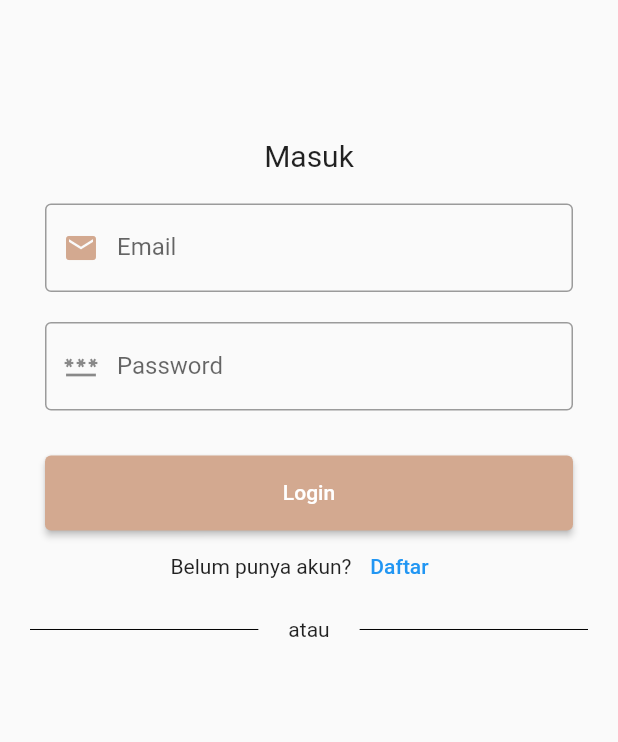
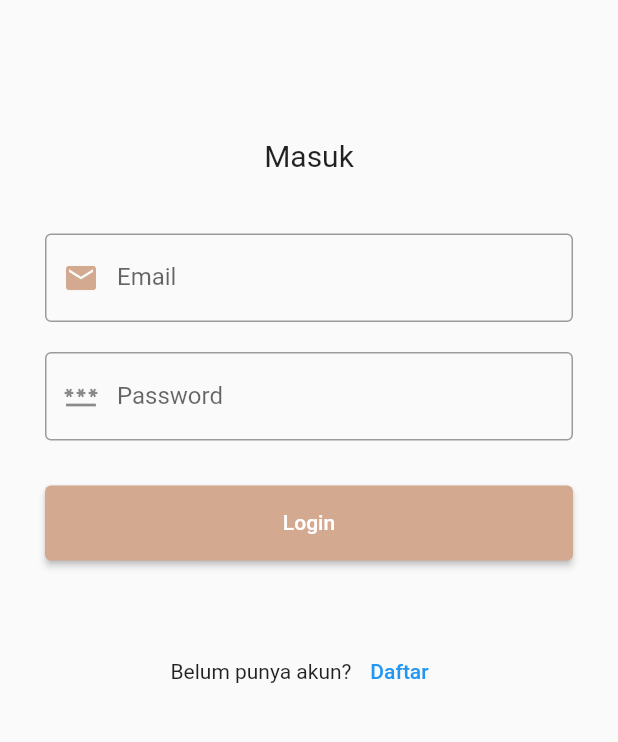
Before and after one commit to hdpolover/midodaren_wo_mobile, a Flutter app: the screen it shows after launch, on a phone screen of 412 x 824 dp, the part 245-987 px from its top. Run offline on Flutter 3.47's test engine with Material 2 defaults, Android fonts, the phone set to English and light mode, and no system bars; our stand-ins replace cached_network_image, carousel_slider, cloud_firestore, firebase_auth, firebase_core, flutter_secure_storage and 4 more; accounts and stored records are empty.

Commit message:
buang atau

```diff
--- a/lib/presentation/login.dart
+++ b/lib/presentation/login.dart
@@ -46,6 +46,7 @@ class _LoginState extends State<Login> {
                     'Masuk',
                     style: TextStyle(fontSize: 20),
                   )),
+              const SizedBox(height: 20),
               Container(
                 padding: const EdgeInsets.all(10),
                 child: TextFormField(
@@ -105,6 +106,7 @@ class _LoginState extends State<Login> {
                   },
                 ),
               ),
+              const SizedBox(height: 50),
               Row(
                 children: <Widget>[
                   const Text('Belum punya akun?'),
@@ -124,29 +126,29 @@ class _LoginState extends State<Login> {
                 ],
                 mainAxisAlignment: MainAxisAlignment.center,
               ),
-              Row(
-                children: <Widget>[
-                  Expanded(
-                    child: Container(
-                      margin: const EdgeInsets.only(right: 20.0),
-                      child: const Divider(
-                        color: Colors.black,
-                        height: 36,
-                      ),
-                    ),
-                  ),
-                  const Text("atau"),
-                  Expanded(
-                    child: Container(
-                      margin: const EdgeInsets.only(left: 20.0),
-                      child: const Divider(
-                        color: Colors.black,
-                        height: 36,
-                      ),
-                    ),
-                  ),
-                ],
-              ),
+              // Row(
+              //   children: <Widget>[
+              //     Expanded(
+              //       child: Container(
+              //         margin: const EdgeInsets.only(right: 20.0),
+              //         child: const Divider(
+              //           color: Colors.black,
+              //           height: 36,
+              //         ),
+              //       ),
+              //     ),
+              //     const Text("atau"),
+              //     Expanded(
+              //       child: Container(
+              //         margin: const EdgeInsets.only(left: 20.0),
+              //         child: const Divider(
+              //           color: Colors.black,
+              //           height: 36,
+              //         ),
+              //       ),
+              //     ),
+              //   ],
+              // ),
             ],
           ),
         ),
```
